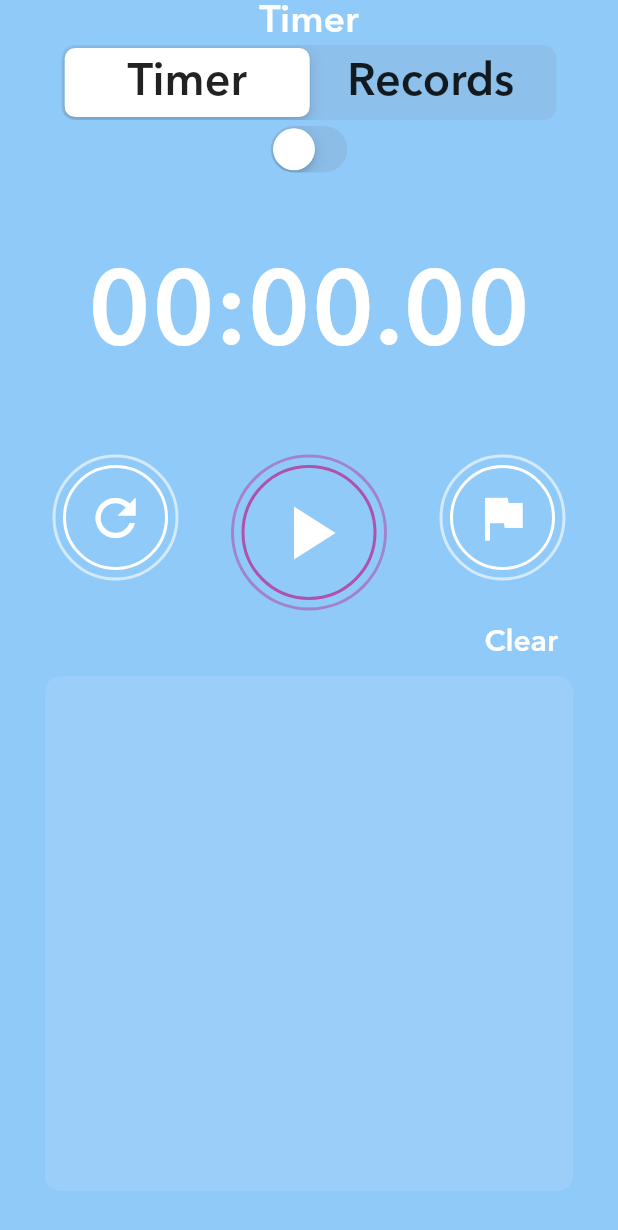
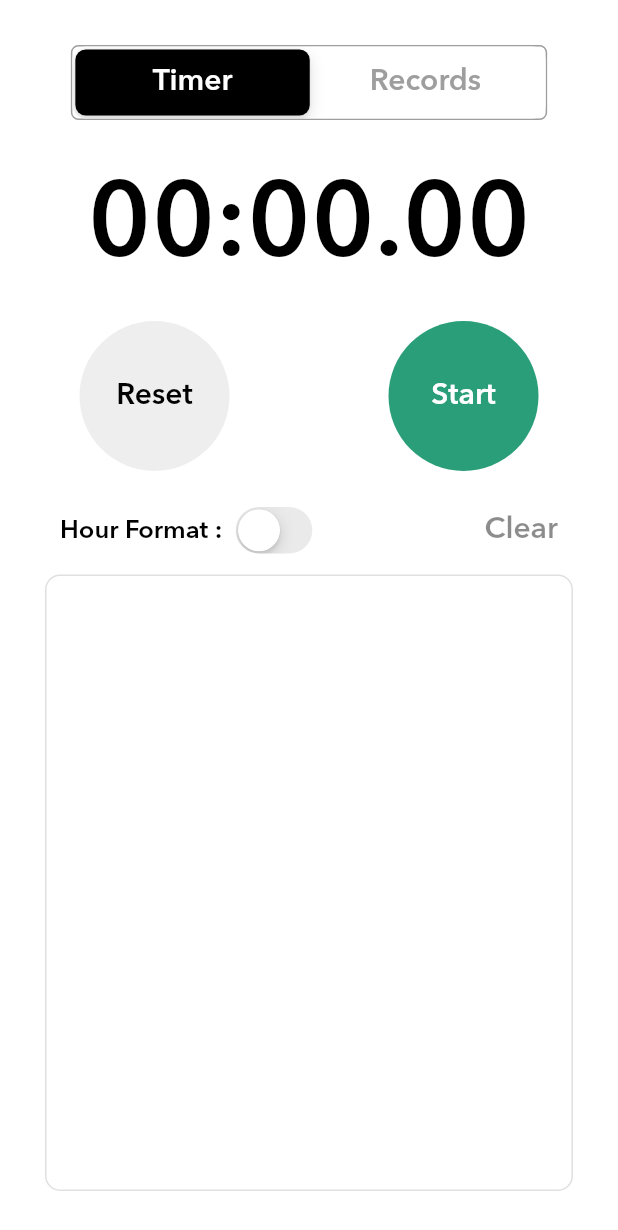
Before and after one commit to Shah-Aayush/stopwatch-app, a Flutter app: the screen it shows after launch, on a phone screen of 412 x 824 dp. Shown: the top 1230 px of the screen. Run offline on Flutter 3.47's test engine with Material 2 defaults, Android fonts, the phone set to English and light mode, and no system bars; our stand-ins replace shared_preferences.

Commit message:
good working copy

```diff
--- a/lib/main.dart
+++ b/lib/main.dart
@@ -31,7 +31,7 @@ class MyApp extends StatelessWidget {
       debugShowCheckedModeBanner: false,
       title: 'StopWatch',
       theme: ThemeData(
-        primarySwatch: Colors.blue,
+        backgroundColor: Colors.white,
         fontFamily: 'avenir-next',
       ),
       home: const MyHomePage(title: 'StopWatch'),
@@ -184,29 +184,42 @@ class _MyHomePageState extends State<MyHomePage> {
                   color: Colors.white,
                 ),
               ),
-              CupertinoSlidingSegmentedControl<SelectedSegment>(
-                children: const {
+              Container(
+                decoration: BoxDecoration(
+                  border: Border.all(color: Colors.grey),
+                  borderRadius: BorderRadius.circular(5),
+                ),
+                child: CupertinoSlidingSegmentedControl<SelectedSegment>(
+                  thumbColor: Colors.black,
+                  backgroundColor: Colors.white,
+                  children: {
                     SelectedSegment.timer: Padding(
-                    padding: EdgeInsets.symmetric(
-                      horizontal: 15,
-                      vertical: 5,
+                      padding: const EdgeInsets.symmetric(
+                        horizontal: 30,
+                        vertical: 10,
                       ),
                       child: Text(
                         'Timer',
                         style: TextStyle(
-                        fontSize: 30,
+                          color: currentSegment == SelectedSegment.timer
+                              ? Colors.white
+                              : Colors.grey,
+                          fontSize: 20,
                         ),
                       ),
                     ),
                     SelectedSegment.record: Padding(
-                    padding: EdgeInsets.symmetric(
-                      horizontal: 15,
-                      vertical: 5,
+                      padding: const EdgeInsets.symmetric(
+                        horizontal: 30,
+                        vertical: 10,
                       ),
                       child: Text(
                         'Records',
                         style: TextStyle(
-                        fontSize: 30,
+                          color: currentSegment == SelectedSegment.record
+                              ? Colors.white
+                              : Colors.grey,
+                          fontSize: 20,
                         ),
                       ),
                     ),
@@ -217,7 +230,96 @@ class _MyHomePageState extends State<MyHomePage> {
                     });
                   },
                   groupValue: currentSegment,
-                // thumbColor: CupertinoColors.activeGreen,
+                ),
+              ),
+              if (currentSegment == SelectedSegment.timer)
+                Container(
+                  margin: const EdgeInsets.only(top: 30.0, bottom: 20),
+                  child: Text(
+                    isHourFormat
+                        ? '${(hours >= 10) ? '$hours' : '0$hours'}:${(minutes >= 10) ? '$minutes' : '0$minutes'}:${(seconds >= 10) ? '$seconds' : '0$seconds'}'
+                        : '${(minutes >= 10) ? '$minutes' : '0$minutes'}:${(seconds >= 10) ? '$seconds' : '0$seconds'}.${(roundOffMilliSeconds(milliseconds) >= 10) ? '${roundOffMilliSeconds(milliseconds)}' : '0${roundOffMilliSeconds(milliseconds)}'}',
+                    style: const TextStyle(
+                      fontSize: 70.0,
+                      fontWeight: FontWeight.w600,
+                      color: Colors.black,
+                      fontFeatures: [FontFeature.tabularFigures()],
+                    ),
+                  ),
+                ),
+              if (currentSegment == SelectedSegment.timer)
+                Row(
+                  mainAxisAlignment: MainAxisAlignment.spaceAround,
+                  crossAxisAlignment: CrossAxisAlignment.start,
+                  children: <Widget>[
+                    GestureDetector(
+                      onTap: (active) ? addLap : reset,
+                      child: Container(
+                        height: 100,
+                        width: 100,
+                        decoration: BoxDecoration(
+                          color: Colors.grey.shade200,
+                          borderRadius: BorderRadius.circular(
+                            180.0,
+                          ),
+                        ),
+                        child: Center(
+                          child: Text(
+                            active ? 'Lap' : 'Reset',
+                            style: const TextStyle(
+                              color: Colors.black,
+                              fontSize: 20,
+                            ),
+                          ),
+                        ),
+                      ),
+                    ),
+                    GestureDetector(
+                      onTap: (active) ? stop : increment,
+                      child: Container(
+                        height: 100,
+                        width: 100,
+                        decoration: BoxDecoration(
+                          color: active
+                              ? const Color.fromRGBO(198, 33, 65, 1.0)
+                              : const Color.fromRGBO(41, 158, 120, 1.0),
+                          borderRadius: BorderRadius.circular(
+                            180.0,
+                          ),
+                        ),
+                        child: Center(
+                          child: Text(
+                            active ? 'Stop' : 'Start',
+                            style: const TextStyle(
+                              color: Colors.white,
+                              fontSize: 20,
+                            ),
+                          ),
+                        ),
+                      ),
+                    ),
+                  ],
+                ),
+              Container(
+                padding: const EdgeInsets.only(
+                  top: 20.0,
+                  right: 40.0,
+                  left: 40.0,
+                ),
+                child: Row(
+                  mainAxisAlignment: MainAxisAlignment.spaceBetween,
+                  children: <Widget>[
+                    Row(
+                      children: [
+                        const Text(
+                          'Hour Format :',
+                          style: TextStyle(
+                            color: Colors.black,
+                            fontSize: 17.0,
+                          ),
+                        ),
+                        const SizedBox(
+                          width: 5,
                         ),
                         CupertinoSwitch(
                           value: isHourFormat,
@@ -227,150 +329,15 @@ class _MyHomePageState extends State<MyHomePage> {
                             });
                           },
                         ),
-              currentSegment == SelectedSegment.record
-                  ? RecordsScreen(
-                      prefs: prefs,
-                      // data: {'prefs': getLocalData()},
-                    )
-                  : Container(
-                      margin: const EdgeInsets.symmetric(vertical: 50.0),
-                      child: Text(
-                        isHourFormat
-                            ? '${(hours >= 10) ? '$hours' : '0$hours'}:${(minutes >= 10) ? '$minutes' : '0$minutes'}:${(seconds >= 10) ? '$seconds' : '0$seconds'}'
-                            : '${(minutes >= 10) ? '$minutes' : '0$minutes'}:${(seconds >= 10) ? '$seconds' : '0$seconds'}.${(roundOffMilliSeconds(milliseconds) >= 10) ? '${roundOffMilliSeconds(milliseconds)}' : '0${roundOffMilliSeconds(milliseconds)}'}',
-                        style: const TextStyle(
-                          fontSize: 70.0,
-                          fontWeight: FontWeight.w600,
-                          color: Colors.white,
-                          fontFeatures: [FontFeature.tabularFigures()],
-                        ),
-                      ),
-                    ),
-              Row(
-                mainAxisAlignment: MainAxisAlignment.spaceEvenly,
-                crossAxisAlignment: CrossAxisAlignment.start,
-                children: <Widget>[
-                  GestureDetector(
-                    onTap: reset,
-                    child: Container(
-                      padding: const EdgeInsets.all(5.0),
-                      decoration: BoxDecoration(
-                        border: Border.all(
-                          color: Colors.white60,
-                          width: 2.0,
-                        ),
-                        borderRadius: BorderRadius.circular(
-                          180.0,
-                        ),
-                      ),
-                      child: Container(
-                        height: 70.0,
-                        width: 70.0,
-                        decoration: BoxDecoration(
-                          border: Border.all(
-                            color: Colors.white,
-                            width: 2.0,
-                          ),
-                          borderRadius: BorderRadius.circular(
-                            180.0,
-                          ),
-                        ),
-                        child: const Center(
-                          child: Icon(
-                            Icons.refresh,
-                            color: Colors.white,
-                            size: 40.0,
-                          ),
-                        ),
-                      ),
-                    ),
-                  ),
-                  GestureDetector(
-                    onTap: (active) ? stop : increment,
-                    child: Container(
-                      padding: const EdgeInsets.all(5.0),
-                      decoration: BoxDecoration(
-                        border: Border.all(
-                          color: const Color.fromRGBO(174, 83, 169, 0.6),
-                          width: 2.0,
-                        ),
-                        borderRadius: BorderRadius.circular(
-                          180.0,
-                        ),
-                      ),
-                      child: Container(
-                        height: 90.0,
-                        width: 90.0,
-                        decoration: BoxDecoration(
-                          border: Border.all(
-                            color: const Color.fromRGBO(174, 83, 169, 1.0),
-                            width: 2.0,
-                          ),
-                          borderRadius: BorderRadius.circular(
-                            180.0,
-                          ),
-                        ),
-                        child: Center(
-                          child: Icon(
-                            (active) ? Icons.pause : Icons.play_arrow,
-                            color: Colors.white,
-                            size: 60.0,
-                          ),
-                        ),
-                      ),
-                    ),
-                  ),
-                  GestureDetector(
-                    onTap: addLap,
-                    child: Container(
-                      padding: const EdgeInsets.all(5.0),
-                      decoration: BoxDecoration(
-                        border: Border.all(
-                          color: Colors.white60,
-                          width: 2.0,
-                        ),
-                        borderRadius: BorderRadius.circular(
-                          180.0,
-                        ),
-                      ),
-                      child: Container(
-                        height: 70.0,
-                        width: 70.0,
-                        decoration: BoxDecoration(
-                          border: Border.all(
-                            color: Colors.white,
-                            width: 2.0,
-                          ),
-                          borderRadius: BorderRadius.circular(
-                            180.0,
-                          ),
-                        ),
-                        child: const Center(
-                          child: Icon(
-                            Icons.flag,
-                            color: Colors.white,
-                            size: 40.0,
-                          ),
-                        ),
-                      ),
-                    ),
-                  ),
                       ],
                     ),
-              Container(
-                padding: const EdgeInsets.symmetric(
-                  vertical: 10.0,
-                  horizontal: 40.0,
-                ),
-                child: Row(
-                  mainAxisAlignment: MainAxisAlignment.end,
-                  children: <Widget>[
+                    if (currentSegment == SelectedSegment.timer)
                       GestureDetector(
                         onTap: cleanLaps,
                         child: const Text(
                           'Clear',
                           style: TextStyle(
-                          color: Colors.white,
+                            color: Colors.black45,
                             fontSize: 20.0,
                           ),
                         ),
@@ -378,28 +345,36 @@ class _MyHomePageState extends State<MyHomePage> {
                   ],
                 ),
               ),
+              if (currentSegment == SelectedSegment.timer)
                 Expanded(
                   child: Padding(
-                  padding: const EdgeInsets.fromLTRB(30.0, 0.0, 30.0, 30.0),
+                    padding: const EdgeInsets.fromLTRB(30.0, 10.0, 30.0, 30.0),
                     child: Container(
-                    padding: const EdgeInsets.all(10.0),
+                      // padding: const EdgeInsets.all(10.0),
                       decoration: BoxDecoration(
                           color: Colors.white10,
                           borderRadius: BorderRadius.circular(10.0),
-                    ),
+                          border: Border.all(color: Colors.black12)),
                       child: ListView.builder(
                         itemCount: laps.length,
                         itemBuilder: (context, index) {
-                        return Container(
-                          margin: const EdgeInsets.symmetric(
-                            vertical: 5.0,
+                          index = laps.length - index - 1;
+                          return ListTile(
+                            tileColor: index % 2 == 0
+                                ? const Color.fromRGBO(239, 239, 239, 1)
+                                : Colors.white,
+                            title: Text(
+                              laps[index].title,
+                              style: const TextStyle(
+                                fontSize: 15,
                               ),
-                          child: ListTile(
-                            title: Text(laps[index].title),
+                            ),
                             trailing: Text(
                               isHourFormat
                                   ? '${(laps[index].hours >= 10) ? '${laps[index].hours}' : '0${laps[index].hours}'}:${(laps[index].minutes >= 10) ? '${laps[index].minutes}' : '0${laps[index].minutes}'}:${(laps[index].seconds >= 10) ? '${laps[index].seconds}' : '0${laps[index].seconds}'}'
                                   : '${(laps[index].minutes >= 10) ? '${laps[index].minutes}' : '0${laps[index].minutes}'}:${(laps[index].seconds >= 10) ? '${laps[index].seconds}' : '0${laps[index].seconds}'}.${(roundOffMilliSeconds(laps[index].milliseconds) >= 10) ? '${roundOffMilliSeconds(laps[index].milliseconds)}' : '0${roundOffMilliSeconds(laps[index].milliseconds)}'}',
+                              style: const TextStyle(
+                                fontSize: 15,
                               ),
                             ),
                           );
@@ -407,7 +382,9 @@ class _MyHomePageState extends State<MyHomePage> {
                       ),
                     ),
                   ),
-              )
+                ),
+              if (currentSegment == SelectedSegment.record)
+                RecordsScreen(prefs: prefs),
             ],
           ),
         ),
```
Lines whose indentation alone changed are shown as unchanged.
